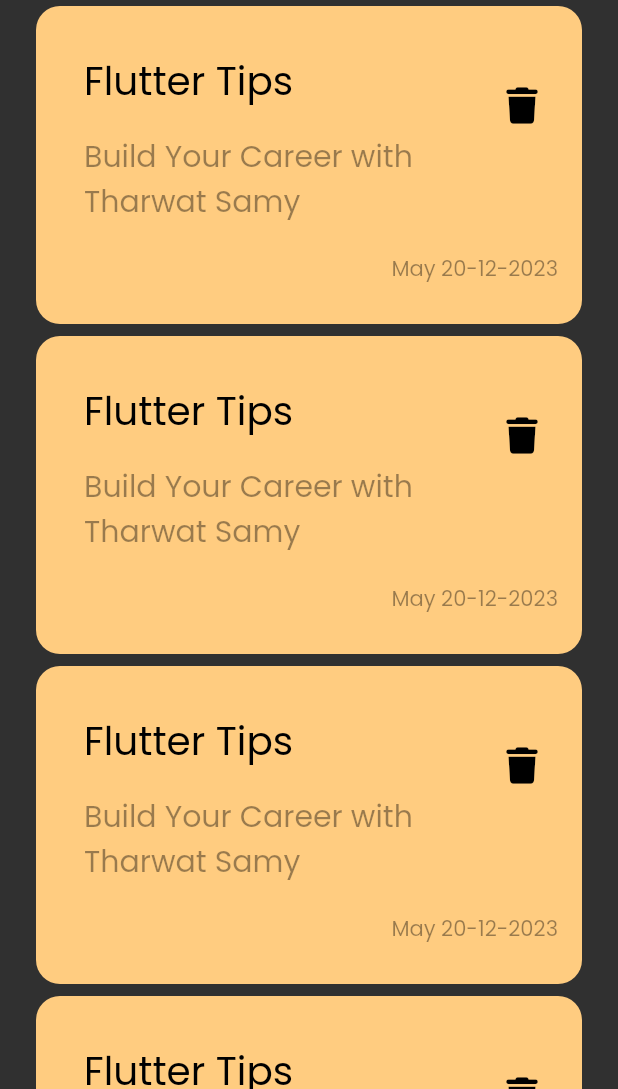
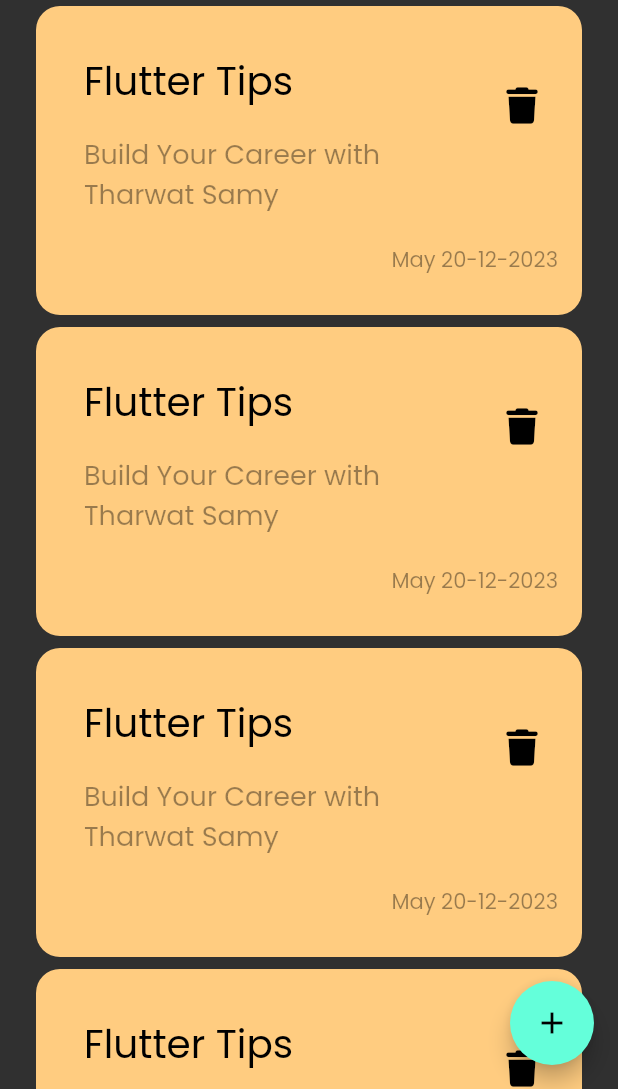
Before and after one commit to ramywael/Notes_App, a Flutter app: the screen it shows after launch, on a phone screen of 412 x 824 dp, the part 147-1236 px from its top. Run offline on Flutter 3.47's test engine with Material 2 defaults, Android fonts, the phone set to English and light mode, and no system bars; our stand-ins replace font_awesome_flutter.

Commit message:
Create FloatingActionButton

```diff
--- a/lib/views/Notes_view.dart
+++ b/lib/views/Notes_view.dart
@@ -4,8 +4,10 @@ import 'package:notes_app/widgets/notes_view_body.dart';
 class NotesView extends StatelessWidget {
   @override
   Widget build(BuildContext context) {
-    return const Scaffold(
-      body: NotesViewBody(),
+    return Scaffold(
+      body: const NotesViewBody(),
+      floatingActionButton:
+          FloatingActionButton(onPressed: () {}, child: const Icon(Icons.add)),
     );
   }
 }
--- a/lib/widgets/custom_note_item.dart
+++ b/lib/widgets/custom_note_item.dart
@@ -31,7 +31,7 @@ class CustomNoteItem extends StatelessWidget {
                   "Build Your Career with Tharwat Samy",
                   style: TextStyle(
                    color: Colors.black.withOpacity(.4),
-                      fontSize: 20,
+                      fontSize: 18,
                   ),
                 ),
               ),
```
